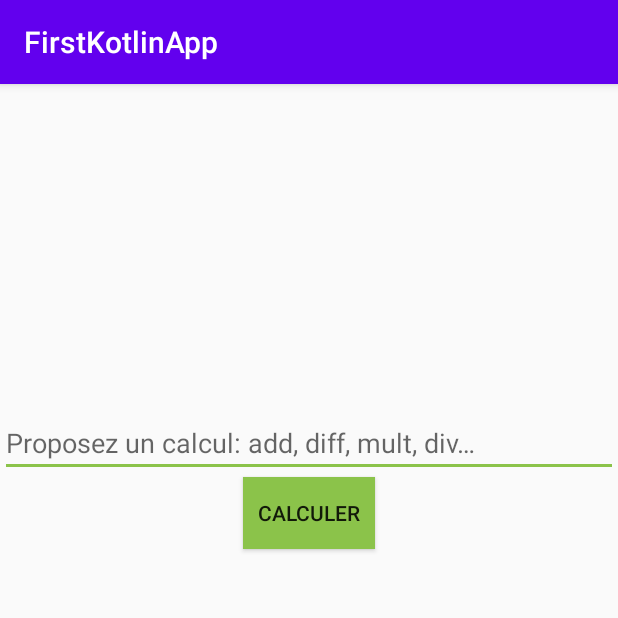
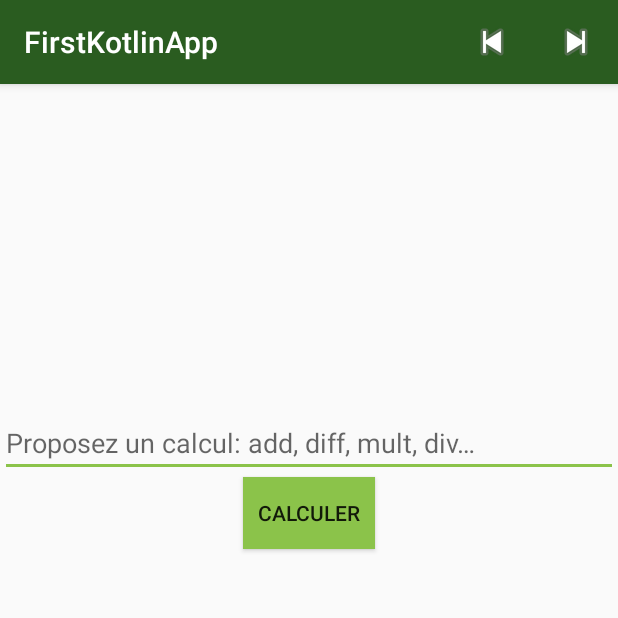
Before and after one commit to Mokui/AndroidLessons, an Android app: the screen it shows after launch (MainActivity), on a phone screen of 412 x 824 dp, the top half of it. Run offline under Robolectric (Android 15) with nearby library versions, the phone set to English and light mode, and no system bars.

Commit message:
Historic available TP25 Kotlin lesson 2

```diff
--- /dev/null
+++ b/FirstKotlinApp/app/src/main/java/com/formationandroid/firstkotlinapp/middle/Calculable.kt
@@ -0,0 +1,6 @@
+package com.formationandroid.firstkotlinapp.middle
+
+interface Calculable {
+    fun calculer(): Int
+    fun show(): String
+}
--- /dev/null
+++ b/FirstKotlinApp/app/src/main/res/menu/menu_main.xml
@@ -0,0 +1,16 @@
+<?xml version="1.0" encoding="utf-8"?>
+<menu xmlns:app="http://schemas.android.com/apk/res-auto"
+    xmlns:android="http://schemas.android.com/apk/res/android">
+
+    <item
+        android:id="@+id/app_bar_previous"
+        android:icon="@android:drawable/ic_media_previous"
+        android:title="@string/previous"
+        app:showAsAction="ifRoom"/>
+
+    <item
+        android:id="@+id/app_bar_next"
+        android:icon="@android:drawable/ic_media_next"
+        android:title="@string/next"
+        app:showAsAction="ifRoom"/>
+</menu>
--- a/FirstKotlinApp/app/src/main/res/values/colors.xml
+++ b/FirstKotlinApp/app/src/main/res/values/colors.xml
@@ -1,6 +1,6 @@
 <?xml version="1.0" encoding="utf-8"?>
 <resources>
-    <color name="colorPrimary">#6200EE</color>
-    <color name="colorPrimaryDark">#3700B3</color>
+    <color name="colorPrimary">#2A5C20</color>
+    <color name="colorPrimaryDark">#5C4987</color>
     <color name="colorAccent">#8BC34A</color>
 </resources>
--- a/FirstKotlinApp/app/src/main/res/values/strings.xml
+++ b/FirstKotlinApp/app/src/main/res/values/strings.xml
@@ -2,4 +2,6 @@
     <string name="app_name">FirstKotlinApp</string>
     <string name="proposez_un_calcul">Proposez un calcul: add, diff, mult, div…</string>
     <string name="calculer">Calculer</string>
+    <string name="next">Next</string>
+    <string name="previous">PREVIOUS</string>
 </resources>
```
Also changed, not shown: FirstKotlinApp/app/src/main/java/com/formationandroid/firstkotlinapp/MainActivity.kt (+57 -11 lines), FirstKotlinApp/app/src/main/java/com/formationandroid/firstkotlinapp/operations/CommandeAdd.kt (added, +23 -0 lines), FirstKotlinApp/app/src/main/java/com/formationandroid/firstkotlinapp/operations/CommandeDiff.kt (added, +23 -0 lines), FirstKotlinApp/app/src/main/java/com/formationandroid/firstkotlinapp/operations/CommandeDiv.kt (added, +23 -0 lines), FirstKotlinApp/app/src/main/java/com/formationandroid/firstkotlinapp/operations/CommandeMult.kt (added, +23 -0 lines), FirstKotlinApp/app/src/main/res/drawable/cross_left.xml (added, +36 -0 lines), FirstKotlinApp/app/src/main/res/drawable/cross_right.xml (added, +36 -0 lines).
